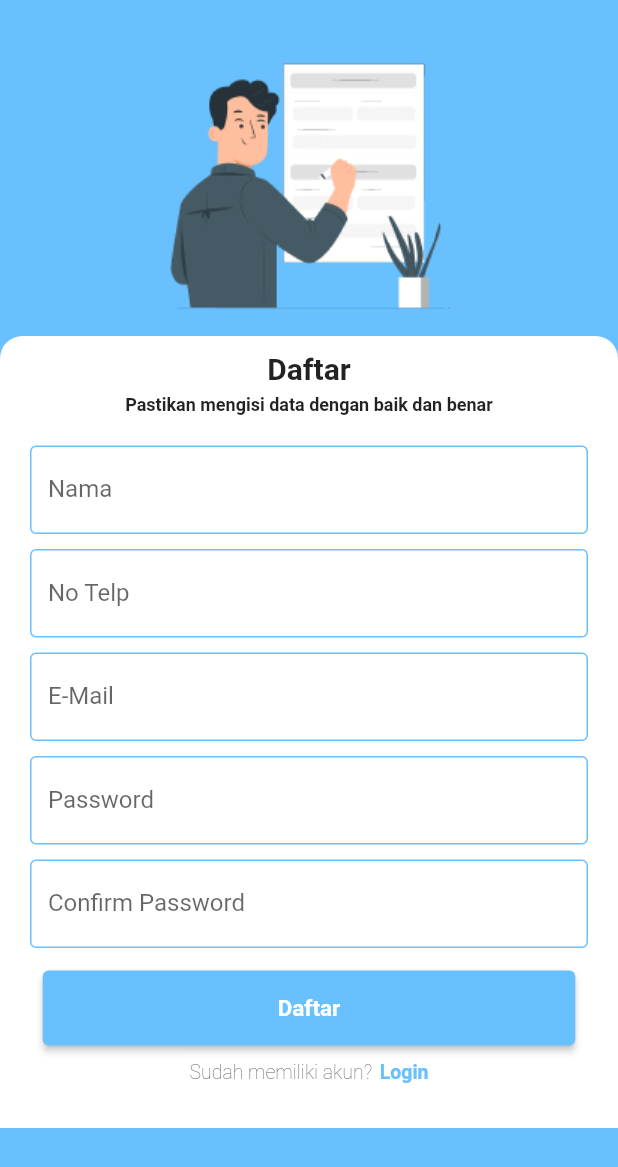
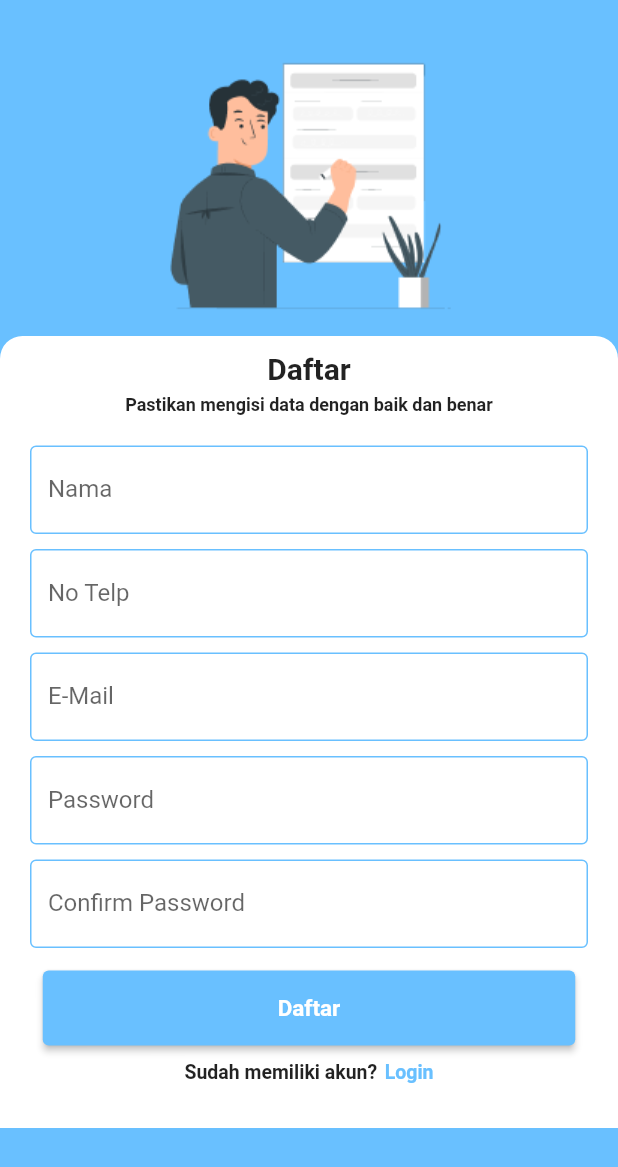
Before and after one commit to AgilS121/TA-Mobile-SewaIN, a Flutter app: the screen it shows after launch, after a tap on "Belum memiliki akun?", on a phone screen of 412 x 824 dp. Shown: the top 1167 px of the screen. Run offline on Flutter 3.47's test engine with Material 2 defaults, Android fonts, the phone set to English and light mode, and no system bars; our stand-ins replace badges, image_picker; network calls fail; Roboto replaces fonts that are missing (Poppins).

Commit message:
Warna BottomNavbar dan fixed Font

```diff
--- a/frontend/lib/components/root.dart
+++ b/frontend/lib/components/root.dart
@@ -62,7 +62,7 @@ class _RootState extends State<Root> {
               icons.length,
               (index) => BottomBarItem(icons[index], " ",
                       isActive: activeTab == index,
-                      activeColor: Color(0xFFFF7D31), onTap: () {
+                      activeColor: MyColors.bg, onTap: () {
                     setState(() {
                       activeTab = index;
                     });
--- a/frontend/lib/page/Login/login.dart
+++ b/frontend/lib/page/Login/login.dart
@@ -138,13 +138,13 @@ class _LoginState extends State<Login> {
                         Text("Belum memiliki akun? ",
                             style: TextStyle(
                                 fontFamily: 'Poppins',
-                                fontWeight: FontWeight.w100,
+                                fontWeight: FontWeight.w600,
                                 fontSize: 13)),
                         Text("Daftar",
                             style: TextStyle(
                                 color: MyColors.bg,
                                 fontFamily: 'Poppins',
-                                fontWeight: FontWeight.w600,
+                                fontWeight: FontWeight.w700,
                                 fontSize: 13)),
                       ],
                     ),
--- a/frontend/lib/page/Register/register.dart
+++ b/frontend/lib/page/Register/register.dart
@@ -157,14 +157,14 @@ class _RegisterState extends State<Register> {
                         Text("Sudah memiliki akun?",
                             style: TextStyle(
                                 fontFamily: 'Poppins',
-                                fontWeight: FontWeight.w100,
+                                fontWeight: FontWeight.w600,
                                 fontSize: 13)),
                         SizedBox(width: 5), // Jarak antara teks
                         Text("Login",
                             style: TextStyle(
                                 color: MyColors.bg,
                                 fontFamily: 'Poppins',
-                                fontWeight: FontWeight.w600,
+                                fontWeight: FontWeight.w700,
                                 fontSize: 13)),
                       ],
                     ),
--- a/frontend/pubspec.yaml
+++ b/frontend/pubspec.yaml
@@ -83,6 +83,8 @@ flutter:
     - family : "Poppins"
       fonts :
         - asset : "assets/fonts/poppins/Poppins-Bold.otf"
+        - asset : "assets/fonts/poppins/Poppins-Medium.otf"
+        - asset : "assets/fonts/poppins/Poppins-SemiBold.otf"
     # - family: Schyler
     #   fonts:
     #     - asset: fonts/Schyler-Regular.ttf
```
Also changed, not shown: frontend/pubspec.lock.
